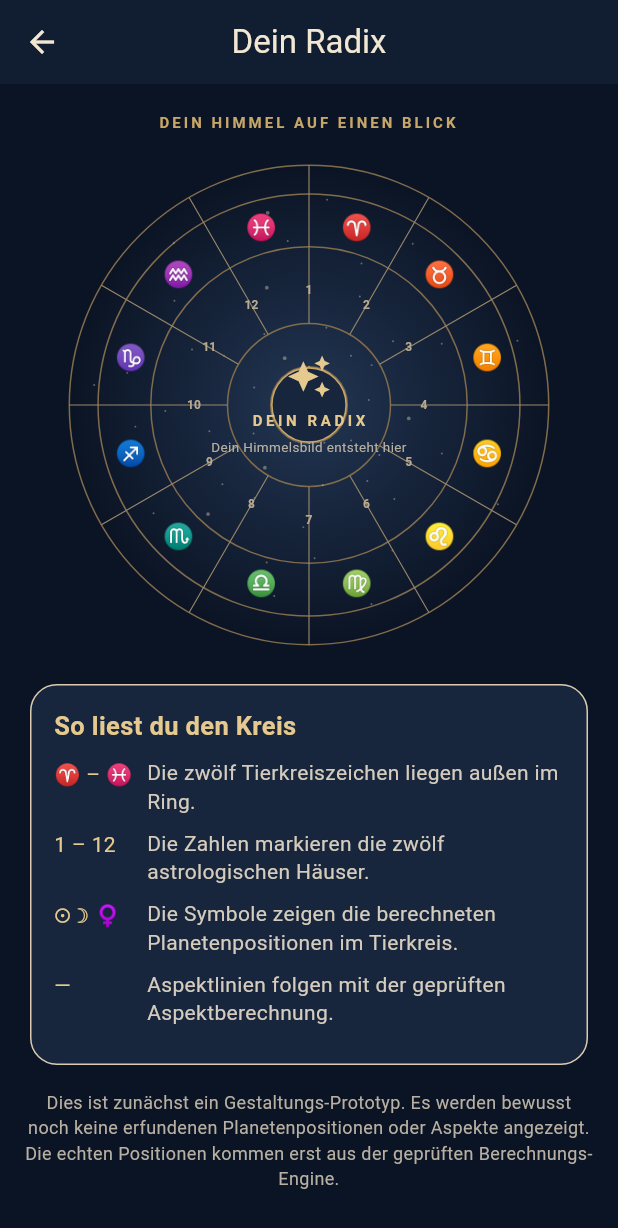
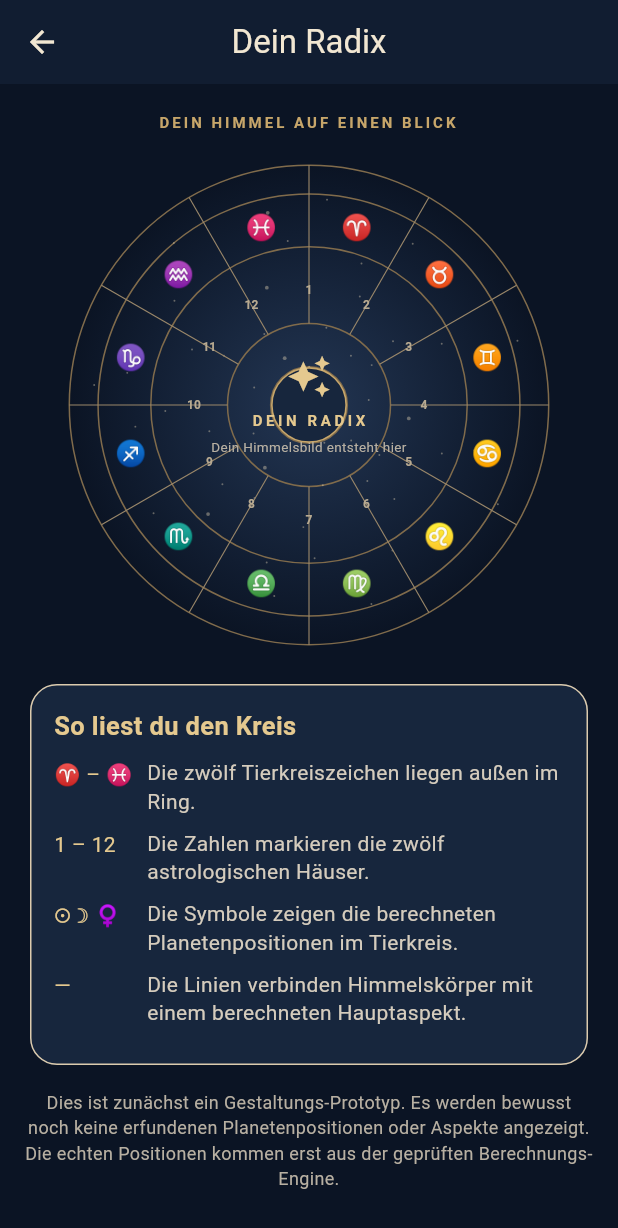
Before and after one commit to firetvstick2k2-afk/Horoskopium, a Flutter app: the RadixScreen screen opened directly, on a phone screen of 412 x 824 dp. Shown: the top 1228 px of the screen. Run offline on Flutter 3.47's test engine with Material 3 defaults, Android fonts, the phone set to English and light mode, and no system bars; our stand-ins replace flutter_secure_storage, shared_preferences, timezone; missing offline and left inert: hevelius_ephemeris, pointycastle; accounts and stored records are empty.

Commit message:
feat: show calculated aspects in radix details

```diff
--- a/lib/screens/radix_screen.dart
+++ b/lib/screens/radix_screen.dart
@@ -88,6 +88,26 @@ class RadixScreen extends StatelessWidget {
                           value: position.longitudeDegrees.toStringAsFixed(2) + '°' +
                               (position.isRetrograde ? ' ℞' : ''),
                         ),
+                      const Divider(color: Color(0xFF526078), height: 22),
+                      const Text(
+                        'Erkannte Hauptaspekte',
+                        style: TextStyle(
+                          color: Color(0xFFE5C98F),
+                          fontWeight: FontWeight.w600,
+                        ),
+                      ),
+                      const SizedBox(height: 8),
+                      if (result!.aspects.isEmpty)
+                        const Text(
+                          'Innerhalb der eingestellten Orben wurden keine Hauptaspekte gefunden.',
+                          style: TextStyle(color: Color(0xFFD5CCBD), height: 1.35),
+                        ),
+                      for (final aspect in result!.aspects)
+                        _ValueLine(
+                          label: aspect.firstBodyId + ' – ' + aspect.secondBodyId +
+                              ' · ' + aspect.aspect.displayName,
+                          value: 'Orb ' + aspect.orbDegrees.toStringAsFixed(2) + '°',
+                        ),
                       if (result!.houseCuspsDegrees.isNotEmpty) ...[
                         const Divider(color: Color(0xFF526078), height: 22),
                         Text(
@@ -125,7 +145,7 @@ class RadixScreen extends StatelessWidget {
                     _LegendLine(symbol: '♈ – ♓', text: 'Die zwölf Tierkreiszeichen liegen außen im Ring.'),
                     _LegendLine(symbol: '1 – 12', text: 'Die Zahlen markieren die zwölf astrologischen Häuser.'),
                     _LegendLine(symbol: '☉ ☽ ♀', text: 'Die Symbole zeigen die berechneten Planetenpositionen im Tierkreis.'),
-                    _LegendLine(symbol: '—', text: 'Aspektlinien folgen mit der geprüften Aspektberechnung.'),
+                    _LegendLine(symbol: '—', text: 'Die Linien verbinden Himmelskörper mit einem berechneten Hauptaspekt.'),
                   ],
                 ),
               ),
@@ -133,7 +153,7 @@ class RadixScreen extends StatelessWidget {
             const SizedBox(height: 12),
             Text(
               calculated
-                  ? 'Die Radix-Grafik und Positionswerte stammen aus der aktiven Ephemeriden-Engine. Aspektlinien werden ergänzt, sobald die Aspektberechnung fachlich und technisch angebunden ist.'
+                  ? 'Positionen und Winkel stammen aus der aktiven Ephemeriden-Engine. Die Hauptaspekte werden separat in der Anwendung aus den berechneten Längenpositionen ermittelt. Die angezeigten Orben sind die aktuellen Anwendungsvorgaben.'
                   : 'Dies ist zunächst ein Gestaltungs-Prototyp. Es werden bewusst noch keine erfundenen Planetenpositionen oder Aspekte angezeigt. Die echten Positionen kommen erst aus der geprüften Berechnungs-Engine.',
               textAlign: TextAlign.center,
               style: const TextStyle(color: Color(0xFFB8B0A2), height: 1.45, fontSize: 12),
```
